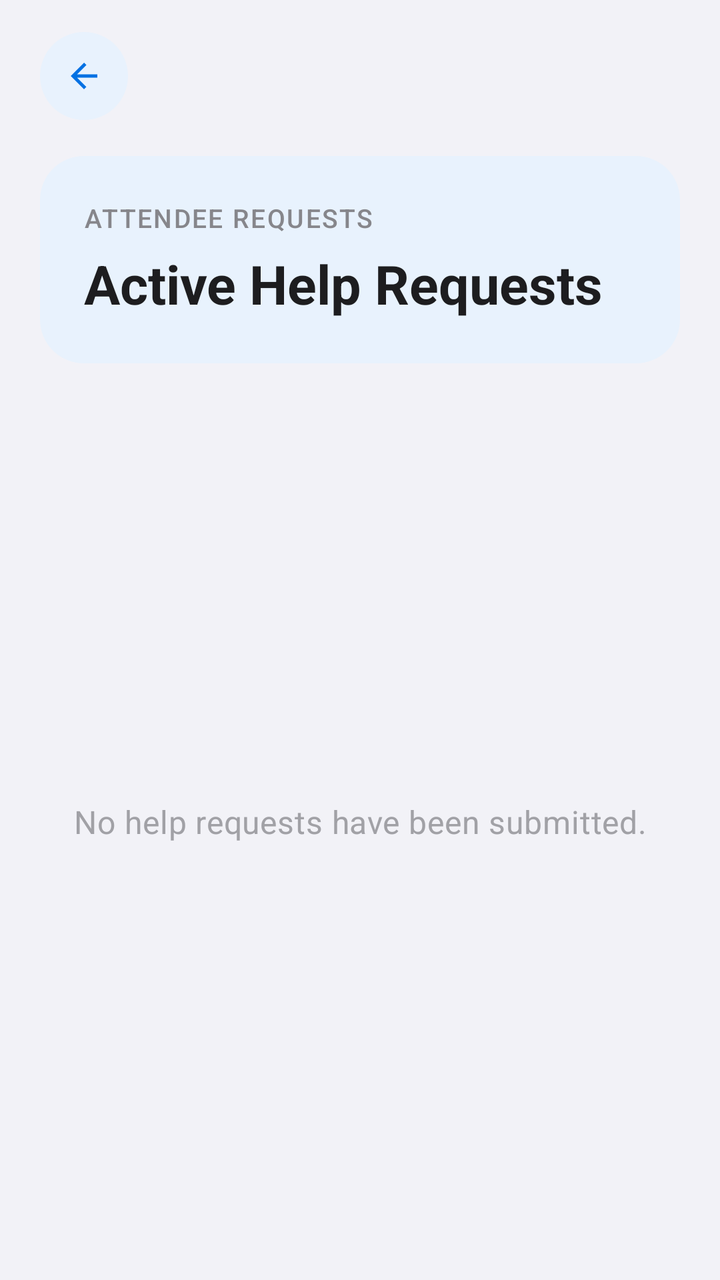
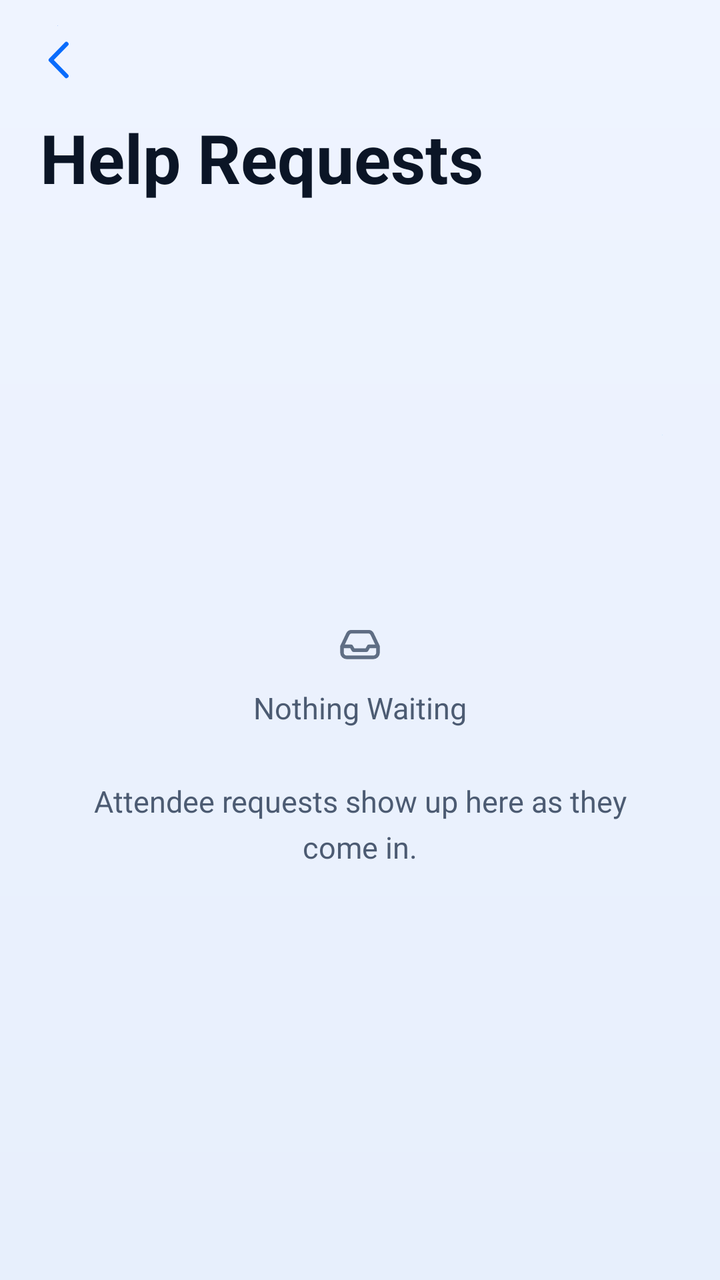

Compare the two renders of this Android layout. The source of the first and the diff that turns it into the second are given below.
<!-- AndroidManifest.xml: application theme Theme.FirstLink -->
<!-- res/layout/staff_view_help.xml -->
<?xml version="1.0" encoding="utf-8"?>
<androidx.constraintlayout.widget.ConstraintLayout
    xmlns:android="http://schemas.android.com/apk/res/android"
    xmlns:app="http://schemas.android.com/apk/res-auto"
    android:id="@+id/staff_view_help"
    android:layout_width="match_parent"
    android:layout_height="match_parent"
    android:background="@color/surface">

    <ImageButton
        android:id="@+id/back_button"
        style="@style/Widget.FirstLink.BackButton"
        android:layout_width="44dp"
        android:layout_height="44dp"
        android:layout_marginStart="20dp"
        android:layout_marginTop="16dp"
        android:contentDescription="Back"
        android:src="@drawable/ic_back"
        app:layout_constraintStart_toStartOf="parent"
        app:layout_constraintTop_toTopOf="parent" />

    <LinearLayout
        android:id="@+id/help_header_card"
        style="@style/Widget.FirstLink.HeaderCard"
        android:layout_width="0dp"
        android:layout_height="wrap_content"
        android:layout_marginStart="20dp"
        android:layout_marginTop="18dp"
        android:layout_marginEnd="20dp"
        android:orientation="vertical"
        android:padding="22dp"
        app:layout_constraintEnd_toEndOf="parent"
        app:layout_constraintStart_toStartOf="parent"
        app:layout_constraintTop_toBottomOf="@id/back_button">

        <TextView
            style="@style/TextAppearance.FirstLink.Eyebrow"
            android:layout_width="wrap_content"
            android:layout_height="wrap_content"
            android:text="Attendee requests"
            android:textColor="@color/on_gradient_muted" />

        <TextView
            android:id="@+id/staff_view_help_title"
            style="@style/TextAppearance.FirstLink.Hero"
            android:layout_width="wrap_content"
            android:layout_height="wrap_content"
            android:layout_marginTop="6dp"
            android:text="Active Help Requests"
            android:textSize="27sp" />
    </LinearLayout>

    <TextView
        android:id="@+id/help_empty_state"
        style="@style/TextAppearance.FirstLink.PageSubtitle"
        android:layout_width="0dp"
        android:layout_height="wrap_content"
        android:layout_marginStart="32dp"
        android:layout_marginEnd="32dp"
        android:gravity="center"
        android:text="No help requests have been submitted."
        android:textColor="@color/text_hint"
        android:textSize="16sp"
        app:layout_constraintBottom_toBottomOf="parent"
        app:layout_constraintEnd_toEndOf="parent"
        app:layout_constraintStart_toStartOf="parent"
        app:layout_constraintTop_toBottomOf="@id/help_header_card" />

    <androidx.recyclerview.widget.RecyclerView
        android:id="@+id/help_recycler_view"
        android:layout_width="0dp"
        android:layout_height="0dp"
        android:layout_marginTop="6dp"
        android:clipToPadding="false"
        android:paddingStart="20dp"
        android:paddingEnd="20dp"
        android:paddingBottom="24dp"
        app:layout_constraintBottom_toBottomOf="parent"
        app:layout_constraintEnd_toEndOf="parent"
        app:layout_constraintStart_toStartOf="parent"
        app:layout_constraintTop_toBottomOf="@id/help_header_card" />

</androidx.constraintlayout.widget.ConstraintLayout>
<!-- resources referenced by this layout -->
<resources>
  <color name="on_gradient_muted">#86868B</color>
  <color name="surface">#F2F2F7</color>
  <color name="text_hint">#A1A1A6</color>
  <!-- drawable ic_back (drawable) -->
  <vector xmlns:android="http://schemas.android.com/apk/res/android"
      android:width="24dp"
      android:height="24dp"
      android:viewportWidth="24"
      android:viewportHeight="24"
      android:tint="#111827">
      <path
          android:fillColor="#FFFFFF"
          android:pathData="M20,11H7.83l5.59,-5.59L12,4l-8,8 8,8 1.41,-1.41L7.83,13H20v-2z" />
  </vector>
  <style name="TextAppearance.FirstLink.Eyebrow" parent="TextAppearance.Material3.LabelSmall">
          <item name="android:textSize">13sp</item>
          <item name="android:fontFamily">sans-serif-medium</item>
          <item name="android:letterSpacing">0.06</item>
          <item name="android:textAllCaps">true</item>
      </style>
  <style name="TextAppearance.FirstLink.Hero" parent="TextAppearance.Material3.HeadlineMedium">
          <item name="android:textSize">34sp</item>
          <item name="android:textStyle">bold</item>
          <item name="android:textColor">@color/on_gradient</item>
          <item name="android:lineSpacingMultiplier">1.1</item>
      </style>
  <style name="TextAppearance.FirstLink.PageSubtitle" parent="TextAppearance.Material3.BodyMedium">
          <item name="android:textSize">17sp</item>
          <item name="android:textColor">@color/text_secondary</item>
          <item name="android:lineSpacingMultiplier">1.45</item>
      </style>
  <style name="Widget.FirstLink.BackButton" parent="">
          <item name="android:background">@drawable/bg_circle_brand_soft</item>
          <item name="android:foreground">?attr/selectableItemBackgroundBorderless</item>
          <item name="android:padding">12dp</item>
          <item name="android:scaleType">fitCenter</item>
          <item name="android:tint">@color/brand_primary</item>
      </style>
  <style name="Widget.FirstLink.HeaderCard" parent="Widget.FirstLink.HeroCard">
          <item name="android:background">@drawable/bg_header_hero</item>
      </style>
  <color name="on_gradient">#1D1D1F</color>
  <color name="text_secondary">#86868B</color>
  <!-- drawable bg_circle_brand_soft (drawable) -->
  <?xml version="1.0" encoding="utf-8"?>
  <shape xmlns:android="http://schemas.android.com/apk/res/android"
      android:shape="oval">
      <solid android:color="@color/brand_primary_container" />
  </shape>
  <color name="brand_primary">#0071E3</color>
  <style name="Widget.FirstLink.HeroCard" parent="">
          <item name="android:background">@null</item>
          <item name="android:elevation">0dp</item>
      </style>
  <!-- drawable bg_header_hero (drawable) -->
  <?xml version="1.0" encoding="utf-8"?>
  <shape xmlns:android="http://schemas.android.com/apk/res/android"
      android:shape="rectangle">
      <corners android:radius="22dp" />
      <solid android:color="@color/brand_primary_container" />
  </shape>
  <style name="Base.Theme.FirstLink" parent="Theme.Material3.DayNight.NoActionBar">
          <item name="colorPrimary">@color/brand_primary</item>
          <item name="colorOnPrimary">@color/white</item>
          <item name="colorPrimaryContainer">@color/brand_primary_container</item>
          <item name="colorOnPrimaryContainer">@color/brand_on_primary_container</item>
  
          <item name="colorSecondary">@color/brand_primary</item>
          <item name="colorOnSecondary">@color/white</item>
  
          <item name="colorError">@color/danger</item>
          <item name="colorOnError">@color/white</item>
  
          <item name="android:colorBackground">@color/surface</item>
          <item name="colorOnBackground">@color/text_primary</item>
          <item name="colorSurface">@color/surface</item>
          <item name="colorOnSurface">@color/text_primary</item>
          <item name="colorOutline">@color/border_light</item>
          
          <item name="elevationOverlayEnabled">false</item>
  
          <item name="android:statusBarColor">@color/surface</item>
          <item name="android:navigationBarColor">@color/surface</item>
          <item name="android:windowLightStatusBar">true</item>
  
          <item name="shapeAppearanceSmallComponent">@style/ShapeAppearance.FirstLink.Small</item>
          <item name="shapeAppearanceMediumComponent">@style/ShapeAppearance.FirstLink.Medium</item>
          <item name="shapeAppearanceLargeComponent">@style/ShapeAppearance.FirstLink.Large</item>
  
          
          <item name="materialButtonStyle">@style/Widget.FirstLink.Button.Primary</item>
  
          
          <item name="android:windowAnimationStyle">@style/WindowAnimation.FirstLink</item>
  
          <item name="materialAlertDialogTheme">@style/ThemeOverlay.FirstLink.Dialog</item>
      </style>
  <color name="brand_primary_container">#E8F2FD</color>
  <color name="brand_on_primary_container">#0058B8</color>
  <color name="text_primary">#1D1D1F</color>
  <color name="border_light">#E3E3E8</color>
  <style name="ShapeAppearance.FirstLink.Small" parent="ShapeAppearance.Material3.SmallComponent">
          <item name="cornerSize">16dp</item>
      </style>
  <style name="ShapeAppearance.FirstLink.Medium" parent="ShapeAppearance.Material3.MediumComponent">
          <item name="cornerSize">20dp</item>
      </style>
  <style name="ShapeAppearance.FirstLink.Large" parent="ShapeAppearance.Material3.LargeComponent">
          <item name="cornerSize">28dp</item>
      </style>
  <style name="Widget.FirstLink.Button.Primary" parent="Widget.FirstLink.Button">
          <item name="backgroundTint">@color/brand_primary</item>
          <item name="android:textColor">@color/white</item>
          <item name="android:elevation">4dp</item>
          <item name="elevation">4dp</item>
          <item name="android:outlineSpotShadowColor" tools:targetApi="p">@color/brand_glow</item>
          <item name="android:outlineAmbientShadowColor" tools:targetApi="p">@color/brand_glow</item>
      </style>
  <style name="ThemeOverlay.FirstLink.Dialog" parent="ThemeOverlay.Material3.MaterialAlertDialog">
          <item name="colorSurface">@color/dialog_glass_surface</item>
          <item name="colorSurfaceContainerHigh">@color/dialog_glass_surface</item>
          <item name="android:backgroundDimAmount">0.32</item>
          <item name="colorOnSurface">@color/text_primary</item>
          <item name="colorOnSurfaceVariant">@color/text_body</item>
          <item name="shapeAppearanceCornerLarge">@style/ShapeAppearance.FirstLink.Large</item>
          <item name="buttonBarPositiveButtonStyle">@style/Widget.FirstLink.Button.Dialog.Positive</item>
          <item name="buttonBarNegativeButtonStyle">@style/Widget.FirstLink.Button.Dialog.Negative</item>
          <item name="buttonBarNeutralButtonStyle">@style/Widget.FirstLink.Button.Dialog.Negative</item>
      </style>
  <color name="brand_glow">#1D1D1F</color>
  <color name="dialog_glass_surface">#F2FFFFFF</color>
  <color name="text_body">#424245</color>
  <style name="Widget.FirstLink.Button.Dialog.Negative">
          <item name="backgroundTint">@color/glass_fill</item>
          <item name="android:textColor">@color/text_body</item>
          <item name="android:elevation">0dp</item>
          <item name="elevation">0dp</item>
          <item name="rippleColor">@color/glass_ripple</item>
      </style>
  <color name="glass_fill">#E9E9EE</color>
  <color name="glass_ripple">#DEDEE3</color>
  <!-- unchanged entries left out for length: 7 -->
</resources>

<!-- the commit's change to res/layout/staff_view_help.xml (unified diff, before → after) -->
@@ -3,81 +3,74 @@
     xmlns:android="http://schemas.android.com/apk/res/android"
     xmlns:app="http://schemas.android.com/apk/res-auto"
     android:id="@+id/staff_view_help"
+    android:fitsSystemWindows="true"
     android:layout_width="match_parent"
     android:layout_height="match_parent"
-    android:background="@color/surface">
+    android:background="@drawable/bg_page_glass">
 
+    
     <ImageButton
         android:id="@+id/back_button"
-        style="@style/Widget.FirstLink.BackButton"
         android:layout_width="44dp"
         android:layout_height="44dp"
-        android:layout_marginStart="20dp"
-        android:layout_marginTop="16dp"
+        android:layout_marginStart="8dp"
+        android:layout_marginTop="8dp"
+        android:background="?attr/selectableItemBackgroundBorderless"
         android:contentDescription="Back"
+        android:padding="10dp"
+        android:scaleType="fitCenter"
         android:src="@drawable/ic_back"
+        android:tint="@color/brand_primary"
         app:layout_constraintStart_toStartOf="parent"
         app:layout_constraintTop_toTopOf="parent" />
 
-    <LinearLayout
-        android:id="@+id/help_header_card"
-        style="@style/Widget.FirstLink.HeaderCard"
+    
+    <TextView
+        android:id="@+id/help_title"
         android:layout_width="0dp"
         android:layout_height="wrap_content"
         android:layout_marginStart="20dp"
-        android:layout_marginTop="18dp"
+        android:layout_marginTop="4dp"
         android:layout_marginEnd="20dp"
-        android:orientation="vertical"
-        android:padding="22dp"
+        android:layout_marginBottom="8dp"
+        android:text="Help Requests"
+        android:textColor="@color/text_primary"
+        android:textSize="34sp"
+        android:textStyle="bold"
         app:layout_constraintEnd_toEndOf="parent"
         app:layout_constraintStart_toStartOf="parent"
-        app:layout_constraintTop_toBottomOf="@id/back_button">
+        app:layout_constraintTop_toBottomOf="@id/back_button" />
 
-        <TextView
-            style="@style/TextAppearance.FirstLink.Eyebrow"
-            android:layout_width="wrap_content"
-            android:layout_height="wrap_content"
-            android:text="Attendee requests"
-            android:textColor="@color/on_gradient_muted" />
-
-        <TextView
-            android:id="@+id/staff_view_help_title"
-            style="@style/TextAppearance.FirstLink.Hero"
-            android:layout_width="wrap_content"
-            android:layout_height="wrap_content"
-            android:layout_marginTop="6dp"
-            android:text="Active Help Requests"
-            android:textSize="27sp" />
-    </LinearLayout>
-
+    
     <TextView
         android:id="@+id/help_empty_state"
-        style="@style/TextAppearance.FirstLink.PageSubtitle"
         android:layout_width="0dp"
         android:layout_height="wrap_content"
-        android:layout_marginStart="32dp"
-        android:layout_marginEnd="32dp"
+        android:layout_marginStart="40dp"
+        android:layout_marginEnd="40dp"
+        android:drawableTop="@drawable/ic_sf_tray"
+        android:drawablePadding="12dp"
+        android:drawableTint="@color/text_hint"
         android:gravity="center"
-        android:text="No help requests have been submitted."
-        android:textColor="@color/text_hint"
-        android:textSize="16sp"
+        android:lineSpacingMultiplier="1.3"
+        android:text="Nothing Waiting\n\nAttendee requests show up here as they come in."
+        android:textColor="@color/text_secondary"
+        android:textSize="15sp"
         app:layout_constraintBottom_toBottomOf="parent"
         app:layout_constraintEnd_toEndOf="parent"
         app:layout_constraintStart_toStartOf="parent"
-        app:layout_constraintTop_toBottomOf="@id/help_header_card" />
+        app:layout_constraintTop_toBottomOf="@id/help_title" />
 
+    
     <androidx.recyclerview.widget.RecyclerView
         android:id="@+id/help_recycler_view"
         android:layout_width="0dp"
         android:layout_height="0dp"
-        android:layout_marginTop="6dp"
         android:clipToPadding="false"
-        android:paddingStart="20dp"
-        android:paddingEnd="20dp"
-        android:paddingBottom="24dp"
+        android:paddingBottom="40dp"
         app:layout_constraintBottom_toBottomOf="parent"
         app:layout_constraintEnd_toEndOf="parent"
         app:layout_constraintStart_toStartOf="parent"
-        app:layout_constraintTop_toBottomOf="@id/help_header_card" />
+        app:layout_constraintTop_toBottomOf="@id/help_title" />
 
 </androidx.constraintlayout.widget.ConstraintLayout>
<!-- resource entries referenced after the edit -->
@@ -1,66 +1,91 @@
 <!-- resources referenced by this layout -->
 <resources>
-  <color name="on_gradient_muted">#86868B</color>
-  <color name="surface">#F2F2F7</color>
-  <color name="text_hint">#A1A1A6</color>
+  <color name="surface">#EFF4FF</color>
+  <color name="text_hint">#5F6E84</color>
   <!-- drawable ic_back (drawable) -->
   <vector xmlns:android="http://schemas.android.com/apk/res/android"
       android:width="24dp"
       android:height="24dp"
       android:viewportWidth="24"
-      android:viewportHeight="24"
-      android:tint="#111827">
+      android:viewportHeight="24">
       <path
-          android:fillColor="#FFFFFF"
-          android:pathData="M20,11H7.83l5.59,-5.59L12,4l-8,8 8,8 1.41,-1.41L7.83,13H20v-2z" />
+          android:fillColor="#00000000"
+          android:strokeColor="#FFFFFF"
+          android:strokeWidth="2.2"
+          android:strokeLineCap="round"
+          android:strokeLineJoin="round"
+          android:pathData="M15.2,4 L7.4,12 L15.2,20" />
   </vector>
-  <style name="TextAppearance.FirstLink.Eyebrow" parent="TextAppearance.Material3.LabelSmall">
-          <item name="android:textSize">13sp</item>
-          <item name="android:fontFamily">sans-serif-medium</item>
-          <item name="android:letterSpacing">0.06</item>
-          <item name="android:textAllCaps">true</item>
-      </style>
-  <style name="TextAppearance.FirstLink.Hero" parent="TextAppearance.Material3.HeadlineMedium">
-          <item name="android:textSize">34sp</item>
-          <item name="android:textStyle">bold</item>
-          <item name="android:textColor">@color/on_gradient</item>
-          <item name="android:lineSpacingMultiplier">1.1</item>
-      </style>
-  <style name="TextAppearance.FirstLink.PageSubtitle" parent="TextAppearance.Material3.BodyMedium">
-          <item name="android:textSize">17sp</item>
-          <item name="android:textColor">@color/text_secondary</item>
-          <item name="android:lineSpacingMultiplier">1.45</item>
-      </style>
-  <style name="Widget.FirstLink.BackButton" parent="">
-          <item name="android:background">@drawable/bg_circle_brand_soft</item>
-          <item name="android:foreground">?attr/selectableItemBackgroundBorderless</item>
-          <item name="android:padding">12dp</item>
-          <item name="android:scaleType">fitCenter</item>
-          <item name="android:tint">@color/brand_primary</item>
-      </style>
-  <style name="Widget.FirstLink.HeaderCard" parent="Widget.FirstLink.HeroCard">
-          <item name="android:background">@drawable/bg_header_hero</item>
-      </style>
-  <color name="on_gradient">#1D1D1F</color>
-  <color name="text_secondary">#86868B</color>
-  <!-- drawable bg_circle_brand_soft (drawable) -->
+  <!-- drawable ic_sf_tray (drawable) -->
+  <vector xmlns:android="http://schemas.android.com/apk/res/android"
+      android:width="24dp"
+      android:height="24dp"
+      android:viewportWidth="24"
+      android:viewportHeight="24">
+      <path
+          android:fillColor="#00000000"
+          android:strokeColor="#FFFFFF"
+          android:strokeWidth="1.8"
+          android:strokeLineCap="round"
+          android:strokeLineJoin="round"
+          android:pathData="M3,15.5 L5.90,9.40 C6.24,8.68 6.90,8.20 7.70,8.20 h8.60 c0.80,0 1.46,0.48 1.80,1.20 L21,15.50 v3.20 c0,1.27 -1.03,2.30 -2.30,2.30 H5.30 C4.03,21 3,19.97 3,18.70 Z M3,15.5 h4.60 l1.10,1.90 h6.60 l1.10,-1.90 H21" />
+  </vector>
+  <color name="page_bottom">#E7EFFC</color>
+  <color name="page_top">#EFF4FF</color>
+  <color name="bloom_brand_clear">#000A6CFC</color>
+  <color name="bloom_brand">#4D0A6CFC</color>
+  <color name="bloom_sky_clear">#0000A3FF</color>
+  <color name="bloom_sky">#4700A3FF</color>
+  <color name="bloom_white_clear">#00FFFFFF</color>
+  <color name="bloom_white">#B3FFFFFF</color>
+  <color name="text_secondary">#4C5B72</color>
+  <!-- drawable bg_page_glass (drawable) -->
   <?xml version="1.0" encoding="utf-8"?>
-  <shape xmlns:android="http://schemas.android.com/apk/res/android"
-      android:shape="oval">
-      <solid android:color="@color/brand_primary_container" />
-  </shape>
-  <color name="brand_primary">#0071E3</color>
-  <style name="Widget.FirstLink.HeroCard" parent="">
-          <item name="android:background">@null</item>
-          <item name="android:elevation">0dp</item>
-      </style>
-  <!-- drawable bg_header_hero (drawable) -->
-  <?xml version="1.0" encoding="utf-8"?>
-  <shape xmlns:android="http://schemas.android.com/apk/res/android"
-      android:shape="rectangle">
-      <corners android:radius="22dp" />
-      <solid android:color="@color/brand_primary_container" />
-  </shape>
+  <layer-list xmlns:android="http://schemas.android.com/apk/res/android">
+      <item>
+          <shape android:shape="rectangle">
+              <gradient
+                  android:angle="270"
+                  android:endColor="@color/page_bottom"
+                  android:startColor="@color/page_top"
+                  android:type="linear" />
+          </shape>
+      </item>
+      <item>
+          <shape android:shape="rectangle">
+              <gradient
+                  android:centerX="0.08"
+                  android:centerY="0.02"
+                  android:endColor="@color/bloom_brand_clear"
+                  android:gradientRadius="0.78"
+                  android:startColor="@color/bloom_brand"
+                  android:type="radial" />
+          </shape>
+      </item>
+      <item>
+          <shape android:shape="rectangle">
+              <gradient
+                  android:centerX="0.92"
+                  android:centerY="0.34"
+                  android:endColor="@color/bloom_sky_clear"
+                  android:gradientRadius="0.7"
+                  android:startColor="@color/bloom_sky"
+                  android:type="radial" />
+          </shape>
+      </item>
+      <item>
+          <shape android:shape="rectangle">
+              <gradient
+                  android:centerX="0.2"
+                  android:centerY="0.96"
+                  android:endColor="@color/bloom_white_clear"
+                  android:gradientRadius="0.58"
+                  android:startColor="@color/bloom_white"
+                  android:type="radial" />
+          </shape>
+      </item>
+  </layer-list>
+  <color name="brand_primary">#0A6CFC</color>
   <style name="Base.Theme.FirstLink" parent="Theme.Material3.DayNight.NoActionBar">
           <item name="colorPrimary">@color/brand_primary</item>
           <item name="colorOnPrimary">@color/white</item>
@@ -81,8 +106,12 @@
           
           <item name="elevationOverlayEnabled">false</item>
   
-          <item name="android:statusBarColor">@color/surface</item>
-          <item name="android:navigationBarColor">@color/surface</item>
+          
+          <item name="android:windowBackground">@drawable/bg_page_glass</item>
+  
+          
+          <item name="android:statusBarColor">@color/page_top</item>
+          <item name="android:navigationBarColor">@color/page_bottom</item>
           <item name="android:windowLightStatusBar">true</item>
   
           <item name="shapeAppearanceSmallComponent">@style/ShapeAppearance.FirstLink.Small</item>
@@ -93,35 +122,42 @@
           <item name="materialButtonStyle">@style/Widget.FirstLink.Button.Primary</item>
   
           
+          <item name="android:colorControlNormal">@color/text_secondary</item>
+          <item name="android:colorControlActivated">@color/brand_primary</item>
+          <item name="colorControlNormal">@color/text_secondary</item>
+          <item name="colorControlActivated">@color/brand_primary</item>
+          <item name="android:textColorHighlight">@color/brand_primary_container</item>
+  
+          
           <item name="android:windowAnimationStyle">@style/WindowAnimation.FirstLink</item>
   
           <item name="materialAlertDialogTheme">@style/ThemeOverlay.FirstLink.Dialog</item>
       </style>
-  <color name="brand_primary_container">#E8F2FD</color>
-  <color name="brand_on_primary_container">#0058B8</color>
-  <color name="text_primary">#1D1D1F</color>
-  <color name="border_light">#E3E3E8</color>
+  <color name="brand_primary_container">#240A6CFC</color>
+  <color name="brand_on_primary_container">#0B47B0</color>
+  <color name="text_primary">#0B1526</color>
+  <color name="border_light">#26355C8C</color>
   <style name="ShapeAppearance.FirstLink.Small" parent="ShapeAppearance.Material3.SmallComponent">
-          <item name="cornerSize">16dp</item>
+          <item name="cornerSize">18dp</item>
       </style>
   <style name="ShapeAppearance.FirstLink.Medium" parent="ShapeAppearance.Material3.MediumComponent">
-          <item name="cornerSize">20dp</item>
+          <item name="cornerSize">24dp</item>
       </style>
   <style name="ShapeAppearance.FirstLink.Large" parent="ShapeAppearance.Material3.LargeComponent">
-          <item name="cornerSize">28dp</item>
+          <item name="cornerSize">30dp</item>
       </style>
   <style name="Widget.FirstLink.Button.Primary" parent="Widget.FirstLink.Button">
           <item name="backgroundTint">@color/brand_primary</item>
           <item name="android:textColor">@color/white</item>
-          <item name="android:elevation">4dp</item>
-          <item name="elevation">4dp</item>
+          <item name="android:elevation">6dp</item>
+          <item name="elevation">6dp</item>
           <item name="android:outlineSpotShadowColor" tools:targetApi="p">@color/brand_glow</item>
           <item name="android:outlineAmbientShadowColor" tools:targetApi="p">@color/brand_glow</item>
       </style>
   <style name="ThemeOverlay.FirstLink.Dialog" parent="ThemeOverlay.Material3.MaterialAlertDialog">
           <item name="colorSurface">@color/dialog_glass_surface</item>
           <item name="colorSurfaceContainerHigh">@color/dialog_glass_surface</item>
-          <item name="android:backgroundDimAmount">0.32</item>
+          <item name="android:backgroundDimAmount">0.28</item>
           <item name="colorOnSurface">@color/text_primary</item>
           <item name="colorOnSurfaceVariant">@color/text_body</item>
           <item name="shapeAppearanceCornerLarge">@style/ShapeAppearance.FirstLink.Large</item>
@@ -129,18 +165,21 @@
           <item name="buttonBarNegativeButtonStyle">@style/Widget.FirstLink.Button.Dialog.Negative</item>
           <item name="buttonBarNeutralButtonStyle">@style/Widget.FirstLink.Button.Dialog.Negative</item>
       </style>
-  <color name="brand_glow">#1D1D1F</color>
-  <color name="dialog_glass_surface">#F2FFFFFF</color>
-  <color name="text_body">#424245</color>
+  <color name="brand_glow">#0A6CFC</color>
+  <color name="dialog_glass_surface">#F0F7FAFF</color>
+  <color name="text_body">#33425A</color>
   <style name="Widget.FirstLink.Button.Dialog.Negative">
           <item name="backgroundTint">@color/glass_fill</item>
           <item name="android:textColor">@color/text_body</item>
+          <item name="strokeWidth">1dp</item>
+          <item name="strokeColor">@color/glass_border_strong</item>
           <item name="android:elevation">0dp</item>
           <item name="elevation">0dp</item>
           <item name="rippleColor">@color/glass_ripple</item>
       </style>
-  <color name="glass_fill">#E9E9EE</color>
-  <color name="glass_ripple">#DEDEE3</color>
+  <color name="glass_fill">#A6FFFFFF</color>
+  <color name="glass_border_strong">#59839FC4</color>
+  <color name="glass_ripple">#3D0A6CFC</color>
   <!-- unchanged entries left out for length: 7 -->
 </resources>
 
